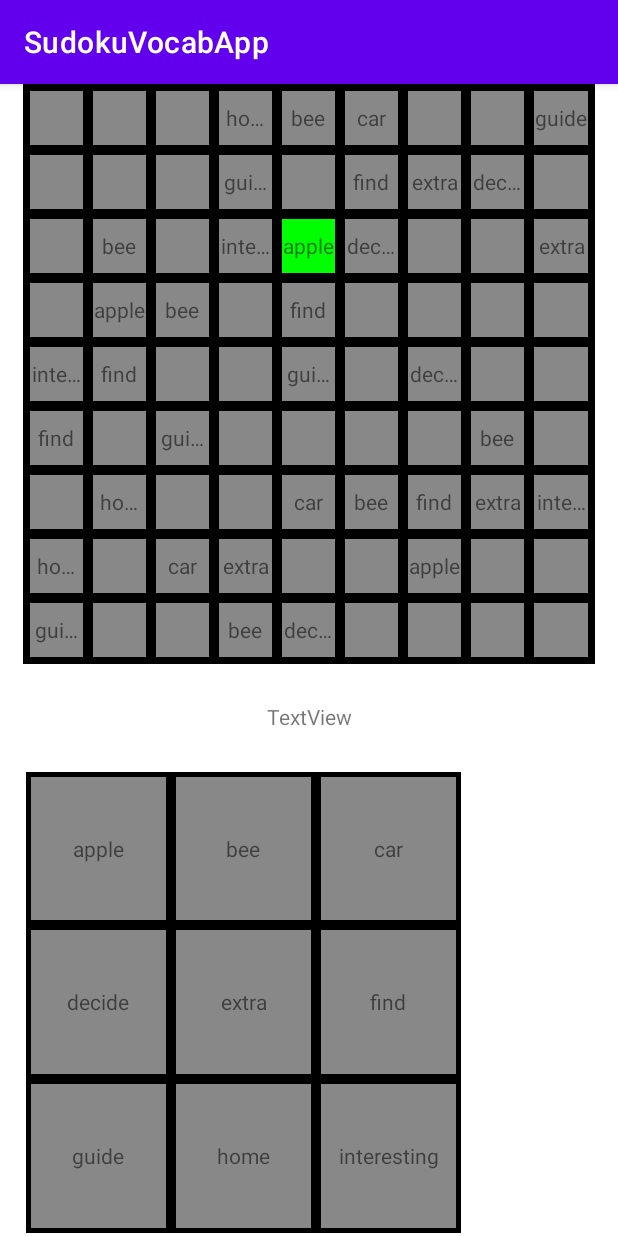
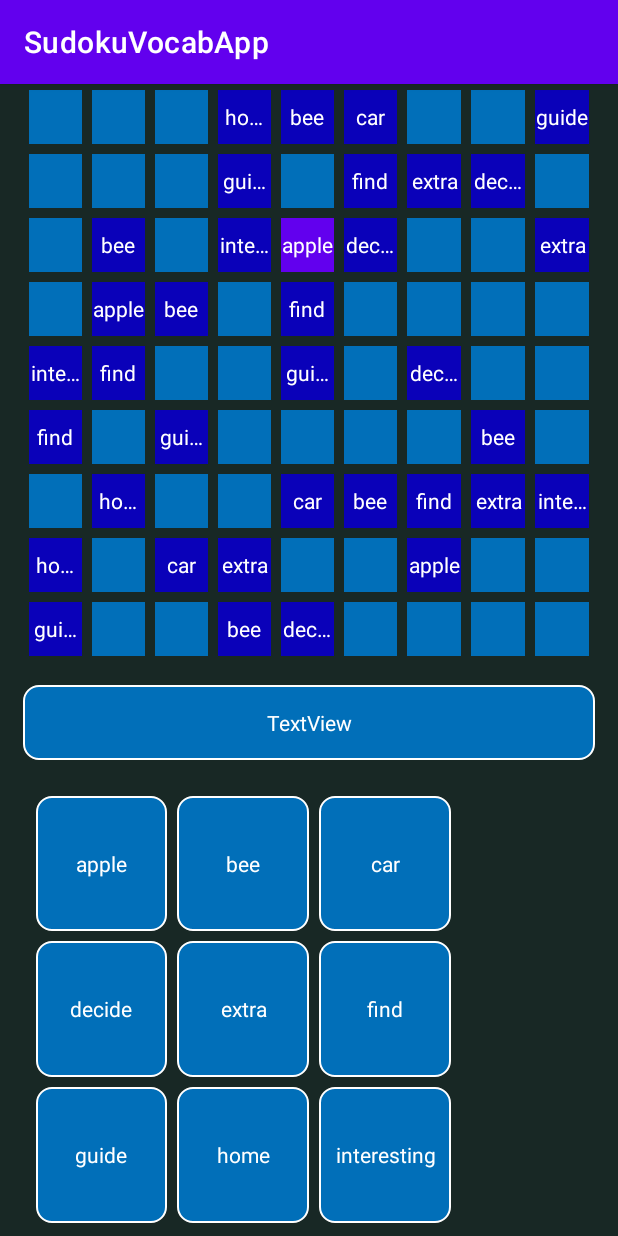
Before and after one commit to Edmond48/vocabulary-sudoku, an Android app: the screen it shows after launch (SudokuGameActivity), after a tap on "apple", on a phone screen of 412 x 824 dp. Run offline under Robolectric (Android 15) with nearby library versions, the phone set to English and light mode, and no system bars; 1 other tap on this screen came first.

Commit message:
Correct button behavior, style changes
Buttons and cell interactions now work as intended. Loaded the original color themes and made them display correctly.

Need UI element to differentiate between sub-grids.

```diff
--- a/app/src/main/java/com/lima/sudoku_vocab/SudokuGameActivity.java
+++ b/app/src/main/java/com/lima/sudoku_vocab/SudokuGameActivity.java
@@ -1,9 +1,9 @@
 package com.lima.sudoku_vocab;
 
 import androidx.appcompat.app.AppCompatActivity;
+import androidx.core.content.ContextCompat;
 
 import android.annotation.SuppressLint;
-import android.graphics.Color;
 import android.os.Build;
 import android.os.Bundle;
 import android.text.TextUtils;
@@ -18,6 +18,11 @@ import com.lima.model.VocabSudokuBoard;
 public class SudokuGameActivity extends AppCompatActivity {
 
     public static final double WORDS_PER_ROW = 3.0;
+    private int PRIMARY_CELL_COLOR;
+    private int FIXED_CELL_COLOR;
+    private int HIGHLIGHT_COLOR;
+
+
     VocabSudokuBoard board = new VocabSudokuBoard();
 
     private final int BOARD_SIDE = board.getDimension();
@@ -32,6 +37,10 @@ public class SudokuGameActivity extends AppCompatActivity {
     protected void onCreate(Bundle savedInstanceState) {
         super.onCreate(savedInstanceState);
         setContentView(R.layout.activity_sudoku_game);
+
+        PRIMARY_CELL_COLOR = ContextCompat.getColor(this, R.color.blue);
+        FIXED_CELL_COLOR = ContextCompat.getColor(this, R.color.dark_blue);
+        HIGHLIGHT_COLOR = ContextCompat.getColor(this, R.color.purple_500);
 
         populateSudokuBoard();
         populateWordButtons();
@@ -69,7 +78,7 @@ public class SudokuGameActivity extends AppCompatActivity {
 
                 cell.setTextAlignment(TextView.TEXT_ALIGNMENT_CENTER);
                 cell.setGravity(Gravity.CENTER);
-                cell.setBackgroundColor(Color.GRAY);
+
                 cell.setPadding(1, 1, 1, 1);
 
                 // Toast the coordinate when a cell is clicked
@@ -91,7 +100,6 @@ public class SudokuGameActivity extends AppCompatActivity {
 
     private void populateWordButtons() {
         TableLayout wordButtons = findViewById(R.id.word_buttons);
-        wordButtons.setBackgroundColor(Color.BLACK);
 
         for (int i = 0; i < Math.ceil(BOARD_SIDE / WORDS_PER_ROW); i++) {
             TableRow row = new TableRow(this);
@@ -104,8 +112,6 @@ public class SudokuGameActivity extends AppCompatActivity {
             wordButtons.addView(row);
 
             for (int j = 0; j < WORDS_PER_ROW && j + i * WORDS_PER_ROW < BOARD_SIDE; j++) {
-                final int rowIndex = i;
-                final int colIndex = j;
 
                 TextView wordBtn = new TextView(this);
 
@@ -119,7 +125,7 @@ public class SudokuGameActivity extends AppCompatActivity {
 
                 wordBtn.setTextAlignment(TextView.TEXT_ALIGNMENT_CENTER);
                 wordBtn.setGravity(Gravity.CENTER);
-                wordBtn.setBackgroundColor(Color.GRAY);
+                wordBtn.setBackgroundResource(R.drawable.rounded_corner_blue);
 
                 final int wordIndex = j + i * (int) WORDS_PER_ROW;
 
@@ -127,7 +133,7 @@ public class SudokuGameActivity extends AppCompatActivity {
                         view -> onActionButtonClick(wordIndex)
                 );
 
-                setUpWordButtonWhenDrawn(wordBtn, rowIndex, colIndex);
+                setUpWordButtonWhenDrawn(wordBtn, i, j);
 
                 row.addView(wordBtn);
 
@@ -140,25 +146,39 @@ public class SudokuGameActivity extends AppCompatActivity {
         // If there is an action button already selected
         if (selectedActionButtonIndex < BOARD_SIDE) {
 
+            // change selected index
             selectedCellIndex = rowIndex * BOARD_SIDE + colIndex;
 
+            // If cell can be modified
+            if (!board.isFixed(rowIndex, colIndex)) {
                 // Insert the word inside data structure
                 board.setCell(rowIndex, colIndex, selectedActionButtonIndex);
 
                 // Update word on screen
                 cells[rowIndex][colIndex].setText(board.getWord(selectedActionButtonIndex).getNativeWord());
+            }
 
-            // Deselected both and update indexes
-            wordButtons[selectedActionButtonIndex].setBackgroundColor(Color.GRAY);
-            cells[rowIndex][colIndex].setBackgroundColor(Color.GRAY);
-            selectedActionButtonIndex = BOARD_SIDE;
+            // Deselected the cell and update selected index
+            cells[rowIndex][colIndex].setBackgroundColor(
+                    board.isFixed(rowIndex, colIndex) ?
+                        FIXED_CELL_COLOR :
+                        PRIMARY_CELL_COLOR);
             selectedCellIndex = -1;
         }
+        // Only cell is selected
         else {
             // Unhighlight current selected cell if it exists
-            if (selectedCellIndex != -1)
-                cells[selectedCellIndex/BOARD_SIDE][selectedCellIndex%BOARD_SIDE].setBackgroundColor(Color.GRAY);
+            if (selectedCellIndex != -1) {
+                int currentSelectedRow = selectedCellIndex / BOARD_SIDE;
+                int currentSelectedCol = selectedCellIndex % BOARD_SIDE;
+                cells[currentSelectedRow][currentSelectedCol]
+                        .setBackgroundColor(
+                                board.isFixed(currentSelectedRow, currentSelectedCol) ?
+                                        FIXED_CELL_COLOR :
+                                        PRIMARY_CELL_COLOR);
+            }
 
+            // If the current cell is already selected, unselect it
             if (rowIndex == selectedCellIndex / BOARD_SIDE && colIndex == selectedCellIndex % BOARD_SIDE) {
                 selectedCellIndex = -1;
                 return;
@@ -166,36 +186,46 @@ public class SudokuGameActivity extends AppCompatActivity {
 
             // Set and highlight new cell
             selectedCellIndex = rowIndex * BOARD_SIDE + colIndex;
-            cells[rowIndex][colIndex].setBackgroundColor(Color.GREEN);
+            cells[rowIndex][colIndex].setBackgroundColor(HIGHLIGHT_COLOR);
         }
     }
 
     private void onActionButtonClick(int wordIndex) {
-        // If there is a cell already selected
-        if (selectedCellIndex > -1) {
+
         int rowIndex = selectedCellIndex / BOARD_SIDE;
         int colIndex = selectedCellIndex % BOARD_SIDE;
 
+        // If there is a cell already selected
+        if (selectedCellIndex > -1) {
+
             selectedActionButtonIndex = wordIndex;
 
+            // If cell can be modified
+            if (!board.isFixed(rowIndex, colIndex)) {
                 // Set word inside data structure
                 board.setCell(rowIndex, colIndex, selectedActionButtonIndex);
 
                 // Update the word on the screen
                 cells[rowIndex][colIndex].setText(board.getWord(selectedActionButtonIndex).getNativeWord());
+            }
 
             // Reset both buttons
-            wordButtons[selectedActionButtonIndex].setBackgroundColor(Color.GRAY);
-            cells[rowIndex][colIndex].setBackgroundColor(Color.GRAY);
+            wordButtons[selectedActionButtonIndex].setBackgroundResource(R.drawable.rounded_corner_blue);
+            cells[rowIndex][colIndex].setBackgroundColor(
+                    board.isFixed(rowIndex, colIndex) ?
+                            FIXED_CELL_COLOR :
+                            PRIMARY_CELL_COLOR);
             selectedActionButtonIndex = BOARD_SIDE;
             selectedCellIndex = -1;
 
         }
+        // Only action button is selected
         else {
-            // Deselect action button
+            // Un-highlight action button
             if (selectedActionButtonIndex < BOARD_SIDE && selectedActionButtonIndex > -1)
-                wordButtons[selectedActionButtonIndex].setBackgroundColor(Color.GRAY);
+                wordButtons[selectedActionButtonIndex].setBackgroundResource(R.drawable.rounded_corner_blue);
 
+            // If the action button is already selected, unselect it
             if (selectedActionButtonIndex == wordIndex) {
                 selectedActionButtonIndex = BOARD_SIDE;
                 return;
@@ -203,7 +233,7 @@ public class SudokuGameActivity extends AppCompatActivity {
 
             // Set new word button and highlight it
             selectedActionButtonIndex = wordIndex;
-            wordButtons[selectedActionButtonIndex].setBackgroundColor(Color.GREEN);
+            wordButtons[selectedActionButtonIndex].setBackgroundResource(R.drawable.rounded_corner_purple);
         }
     }
 
@@ -220,6 +250,7 @@ public class SudokuGameActivity extends AppCompatActivity {
                 else
                     cell.getViewTreeObserver().removeOnGlobalLayoutListener(this);
 
+                // set text after board has been drawn
                 int wordIndex = board.getCell(row, col);
                 if (wordIndex != -1)
                     cell.setText(board.getWord(wordIndex).getNativeWord());
@@ -233,9 +264,15 @@ public class SudokuGameActivity extends AppCompatActivity {
                 cell.setMaxHeight(cell.getHeight());
                 cell.setMinimumHeight(cell.getHeight());
 
-                cell.setBackgroundColor(Color.GRAY);
+                cell.setBackgroundColor(PRIMARY_CELL_COLOR);
                 cell.setEllipsize(TextUtils.TruncateAt.END);
                 cell.setMaxLines(1);
+
+                if (board.isFixed(row, col)) {
+                    cell.setBackgroundColor(FIXED_CELL_COLOR);
+                } else {
+                    cell.setBackgroundColor(PRIMARY_CELL_COLOR);
+                }
             }
         });
     }
--- /dev/null
+++ b/app/src/main/res/drawable/rounded_corner_blue.xml
@@ -0,0 +1,16 @@
+<?xml version="1.0" encoding="utf-8"?>
+<shape xmlns:android="http://schemas.android.com/apk/res/android" >
+    <stroke
+        android:width="1dp"
+        android:color="@color/white" />
+
+    <solid android:color="@color/blue" />
+
+    <padding
+        android:left="1dp"
+        android:right="1dp"
+        android:bottom="1dp"
+        android:top="1dp" />
+
+    <corners android:radius="10dp" />
+</shape>
--- /dev/null
+++ b/app/src/main/res/drawable/rounded_corner_purple.xml
@@ -0,0 +1,16 @@
+<?xml version="1.0" encoding="utf-8"?>
+<shape xmlns:android="http://schemas.android.com/apk/res/android" >
+    <stroke
+        android:width="1dp"
+        android:color="@color/white" />
+
+    <solid android:color="@color/purple_500" />
+
+    <padding
+        android:left="1dp"
+        android:right="1dp"
+        android:bottom="1dp"
+        android:top="1dp" />
+
+    <corners android:radius="10dp" />
+</shape>
--- a/app/src/main/res/layout/activity_sudoku_game.xml
+++ b/app/src/main/res/layout/activity_sudoku_game.xml
@@ -4,6 +4,7 @@
     xmlns:tools="http://schemas.android.com/tools"
     android:layout_width="match_parent"
     android:layout_height="match_parent"
+    android:background="@color/dark_green"
     tools:context=".SudokuGameActivity">
 
     <TableLayout
@@ -12,9 +13,10 @@
         android:layout_height="wrap_content"
         android:layout_marginStart="15dp"
         android:layout_marginEnd="15dp"
-        android:padding="1dp"
+        android:padding="1px"
         android:stretchColumns="*"
-        android:background="@color/black"
+        android:shrinkColumns="*"
+        android:background="@color/dark_green"
         app:layout_constraintDimensionRatio="1:1"
         app:layout_constraintEnd_toEndOf="parent"
         app:layout_constraintStart_toStartOf="parent"
@@ -24,9 +26,11 @@
         android:id="@+id/wordDisplay"
         android:layout_width="match_parent"
         android:layout_height="wrap_content"
+        android:background="@drawable/rounded_corner_blue"
         android:layout_margin="15dp"
         android:gravity="center"
-        android:padding="10dp"
+        android:paddingTop="15dp"
+        android:paddingBottom="15dp"
         android:text="TextView"
         android:textAlignment="center"
         app:layout_constraintBottom_toTopOf="@+id/word_buttons"
@@ -39,8 +43,10 @@
         android:layout_width="0dp"
         android:layout_height="0dp"
         android:layout_margin="2dp"
+        android:padding="5px"
         android:shrinkColumns="*"
         android:stretchColumns="*"
+        android:background="@color/dark_green"
         app:layout_constraintBottom_toBottomOf="parent"
         app:layout_constraintEnd_toStartOf="@+id/guideline"
         app:layout_constraintStart_toStartOf="@+id/wordDisplay"
--- a/app/src/main/res/values/colors.xml
+++ b/app/src/main/res/values/colors.xml
@@ -7,4 +7,8 @@
     <color name="teal_700">#FF018786</color>
     <color name="black">#FF000000</color>
     <color name="white">#FFFFFFFF</color>
+    <color name="dark_green" >#182825</color>
+    <color name="blue">#016FB9</color>
+    <color name="dark_blue">#0a01b9</color>
+    <color name="light_blue">#22AED1</color>
 </resources>
--- a/app/src/main/res/values/themes.xml
+++ b/app/src/main/res/values/themes.xml
@@ -12,5 +12,8 @@
         <!-- Status bar color. -->
         <item name="android:statusBarColor">?attr/colorPrimaryVariant</item>
         <!-- Customize your theme here. -->
+        <item name ="android:textColorPrimary">@color/white</item>
+        <item name="android:textColorSecondary">@color/white</item>
+        <item name="android:textColorTertiary">@color/white</item>
     </style>
 </resources>
--- a/model/src/main/java/com/lima/model/VocabSudokuBoard.java
+++ b/model/src/main/java/com/lima/model/VocabSudokuBoard.java
@@ -5,6 +5,7 @@ public class VocabSudokuBoard {
     public static final float DIFFICULTY_EASY = 0.45f;
     public static final float DIFFICULTY_MEDIUM = 0.30f;
     public static final float DIFFICULTY_HARD = 0.15f;
+    public static final int EMPTY_WORD = -1;
 
     private static final int DEFAULT_DIMENSION = 9;
     private static final int DEFAULT_SUBGRID_HEIGHT = 3;
@@ -15,17 +16,8 @@ public class VocabSudokuBoard {
     private final int subgridWidth = DEFAULT_SUBGRID_WIDTH;
 
     private int[][] board;
+    private boolean[][] isFixed;
     private WordPair[] wordList;
-
-//    private static class Coordinate {
-//        public int x;
-//        public int y;
-//
-//        Coordinate(int x, int y) {
-//            this.x = x;
-//            this.y = y;
-//        }
-//    }
 
     public VocabSudokuBoard() {
         board = new int[dimension][dimension];
@@ -34,6 +26,14 @@ public class VocabSudokuBoard {
                 board[i][j] = -1;
             }
         }
+
+        isFixed = new boolean[dimension][dimension];
+        for (int i = 0; i < dimension; i++) {
+            for (int j = 0; j < dimension; j++){
+                isFixed[i][j] = false;
+            }
+        }
+
         wordList = new WordPair[dimension];
         wordList[0] = new WordPair("apple", "tao");
         wordList[1] = new WordPair("bee", "ong");
@@ -55,6 +55,8 @@ public class VocabSudokuBoard {
     }
 
     public void setCell(int row, int col, int wordIndex) {
+        if (isFixed[row][col])
+            return;
         if (row >= dimension || col >= dimension || wordIndex >= dimension)
             throw new IllegalArgumentException();
         board[row][col] = Math.max(wordIndex, -1);
@@ -66,6 +68,10 @@ public class VocabSudokuBoard {
 
     public int getDimension() {
         return dimension;
+    }
+
+    public boolean isFixed(int row, int col) {
+        return isFixed[row][col];
     }
 
     private void generateBoard(float difficulty) {
@@ -91,8 +97,10 @@ public class VocabSudokuBoard {
 
             for (int j = 0; j < wordIndex.length; j++) {
                 board[row][col] = wordIndex[j];
-                if (validateCell(row, col))
+                if (validateCell(row, col)) {
+                    isFixed[row][col] = true;
                     break;
+                }
                 board[row][col] = -1;
             }
         }
```
Lines whose indentation alone changed are shown as unchanged.
